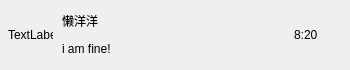
The window that WeiChat/chatuserwid.ui (kuinooos/EasyChat) describes before a commit, drawn with Qt 5.
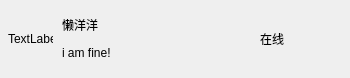
The same window after the commit.

Diff of the .ui file:
```diff
--- a/WeiChat/chatuserwid.ui
+++ b/WeiChat/chatuserwid.ui
@@ -12,14 +12,14 @@
   </property>
   <property name="minimumSize">
    <size>
-    <width>350</width>
-    <height>70</height>
+     <width>320</width>
+     <height>78</height>
    </size>
   </property>
   <property name="maximumSize">
    <size>
-    <width>350</width>
-    <height>70</height>
+     <width>16777215</width>
+     <height>78</height>
    </size>
   </property>
   <property name="windowTitle">
@@ -144,13 +144,13 @@
     <widget class="QWidget" name="time_wid" native="true">
      <property name="minimumSize">
       <size>
-       <width>50</width>
+         <width>64</width>
        <height>50</height>
       </size>
      </property>
      <property name="maximumSize">
       <size>
-       <width>50</width>
+         <width>84</width>
        <height>50</height>
       </size>
      </property>
@@ -173,7 +173,7 @@
       <item>
        <widget class="QLabel" name="time_lb">
         <property name="text">
-         <string>8:20</string>
+                 <string>在线</string>
         </property>
        </widget>
       </item>
```
Left out of the diff: 4 changed lines with no effect on the pictures.
